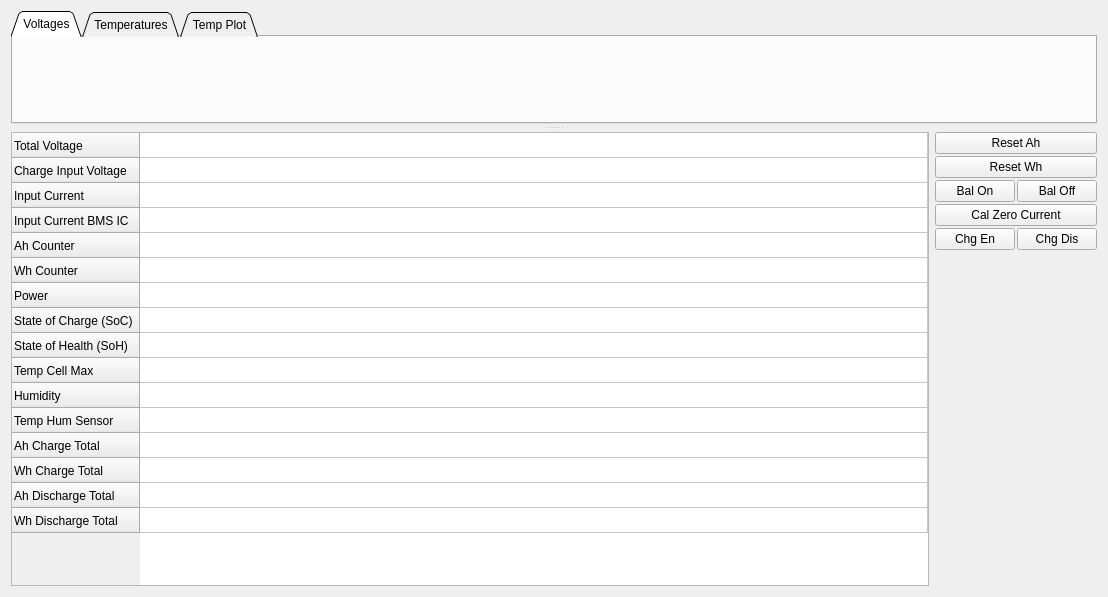
Before: the Qt Designer form pages/pagebms.ui in vedderb/vesc_tool, drawn with Qt 5.
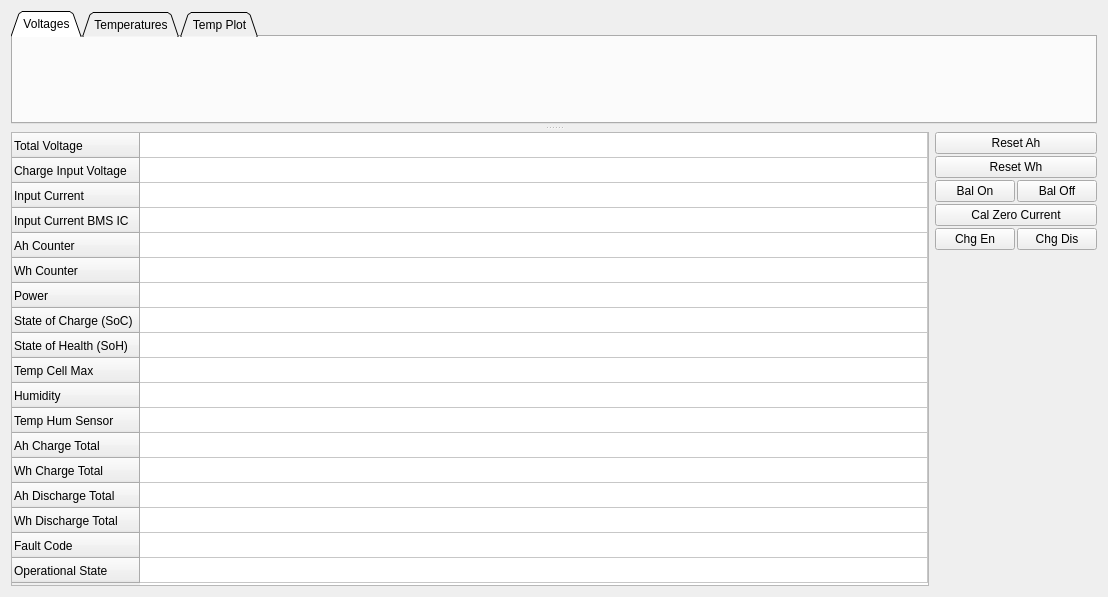
After: the same form once the commit is applied. Icons and pictures are not drawn. Custom widgets are drawn as their Qt base class.

Commit message: Add op_state and fault_code in the BMS section

What changed in the file:
```diff
--- a/pages/pagebms.ui
+++ b/pages/pagebms.ui
@@ -162,6 +162,16 @@
            <string>Wh Discharge Total</string>
           </property>
          </row>
+         <row>
+          <property name="text">
+           <string>Fault Code</string>
+          </property>
+         </row>
+         <row>
+          <property name="text">
+           <string>Operational State</string>
+          </property>
+         </row>
          <column>
           <property name="text">
            <string>Value</string>
@@ -247,6 +257,16 @@
            <string/>
           </property>
          </item>
+         <item row="16" column="0">
+          <property name="text">
+           <string/>
+          </property>
+         </item>
+         <item row="17" column="0">
+          <property name="text">
+           <string/>
+          </property>
+         </item>
         </widget>
        </item>
        <item>
```
The commit also changes 4 other files.
